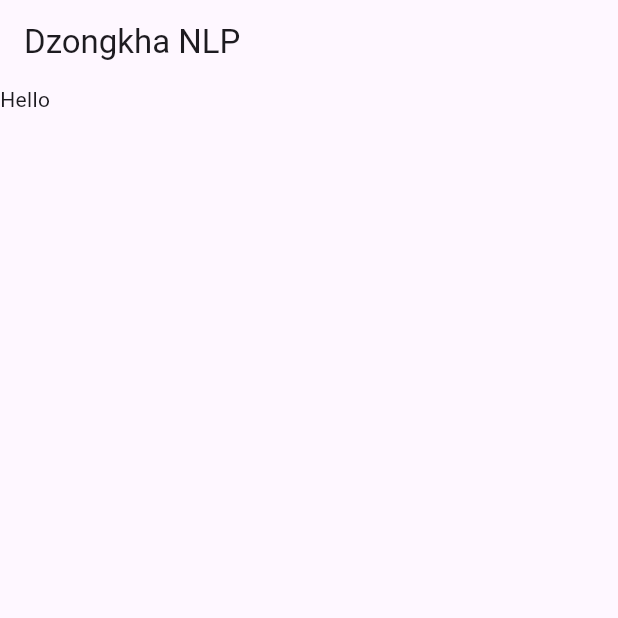
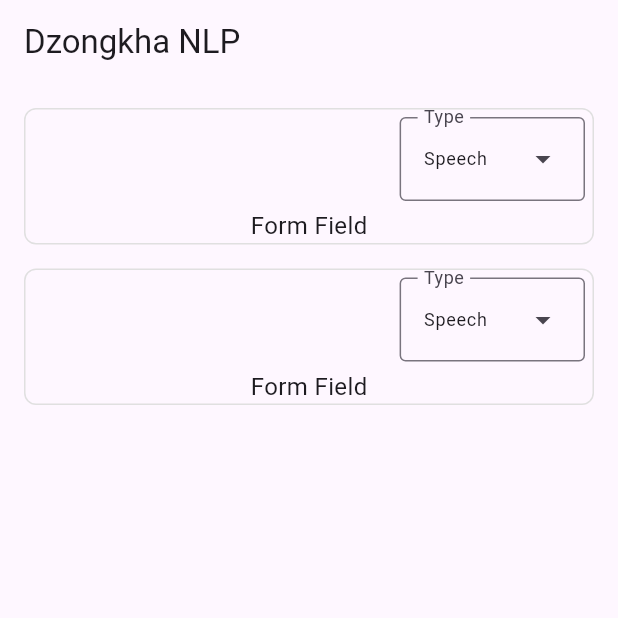
Before and after one commit to kinleyrabgay/translation_bt, a Flutter app: the screen it shows after launch, on a phone screen of 412 x 824 dp, the top half of it. Run offline on Flutter 3.47's test engine with Material 3 defaults, Android fonts, the phone set to English and light mode, and no system bars; our stand-ins replace bloc, dartz, equatable, flutter_bloc, get_it, lottie and 2 more.

Commit message:
nlp: home build

```diff
--- /dev/null
+++ b/lib/core/enum/enum.dart
@@ -0,0 +1,28 @@
+enum FeatureLabel {
+  speech,
+  text,
+}
+
+extension FeatureLabelExtension on FeatureLabel {
+  String get label {
+    switch (this) {
+      case FeatureLabel.speech:
+        return 'Speech';
+      case FeatureLabel.text:
+        return 'Text';
+      default:
+        return '';
+    }
+  }
+
+  String get icon {
+    switch (this) {
+      case FeatureLabel.speech:
+        return '🗣️';
+      case FeatureLabel.text:
+        return '📝';
+      default:
+        return '';
+    }
+  }
+}
--- a/lib/main.dart
+++ b/lib/main.dart
@@ -18,7 +18,7 @@ class MyApp extends StatelessWidget {
       debugShowCheckedModeBanner: true,
       theme: ThemeData(
         visualDensity: VisualDensity.adaptivePlatformDensity,
-        colorScheme: ColorScheme.fromSeed(seedColor: Colors.deepPurple),
+        // colorScheme: ColorScheme.fromSeed(seedColor: Colors.deepPurple),
         useMaterial3: true,
       ),
       onGenerateRoute: generateRoute,
--- a/lib/src/home/presentation/view/home_view.dart
+++ b/lib/src/home/presentation/view/home_view.dart
@@ -1,4 +1,5 @@
 import 'package:flutter/material.dart';
+import 'package:translation_bt/src/home/presentation/widgets/generic_feature_builder.dart';
 import 'package:velocity_x/velocity_x.dart';
 
 class HomeView extends StatelessWidget {
@@ -10,7 +11,21 @@ class HomeView extends StatelessWidget {
   Widget build(BuildContext context) {
     return Scaffold(
       appBar: AppBar(title: 'Dzongkha NLP'.text.make()),
-      body: const Text('Hello'),
+      body: const Padding(
+        padding: EdgeInsets.all(16.0),
+        child: Column(
+          crossAxisAlignment: CrossAxisAlignment.start,
+          children: [
+            // F1
+            GenericFeatureBuilder(),
+
+            SizedBox(height: 16),
+
+            // F2
+            GenericFeatureBuilder(),
+          ],
+        ),
+      ),
     );
   }
 }
--- a/lib/src/home/presentation/widgets/generic_feature_builder.dart
+++ b/lib/src/home/presentation/widgets/generic_feature_builder.dart
@@ -1,10 +1,121 @@
 import 'package:flutter/material.dart';
+import 'package:translation_bt/core/enum/enum.dart';
 
-class GenericFeatureBuilder extends StatelessWidget {
-  const GenericFeatureBuilder({super.key});
+class GenericFeatureBuilder extends StatefulWidget {
+  const GenericFeatureBuilder({Key? key}) : super(key: key);
+
+  @override
+  State<GenericFeatureBuilder> createState() => _GenericFeatureBuilderState();
+}
+
+class _GenericFeatureBuilderState extends State<GenericFeatureBuilder>
+    with SingleTickerProviderStateMixin {
+  late AnimationController _controller;
+  late Animation<Offset> _offsetAnimation;
+  late Animation<double> _opacityAnimation;
+
+  final TextEditingController featureController = TextEditingController();
+
+  FeatureLabel? selectedFeature;
+
+  @override
+  void initState() {
+    super.initState();
+    _controller = AnimationController(
+      duration: const Duration(milliseconds: 1000),
+      vsync: this,
+    );
+
+    _offsetAnimation = Tween<Offset>(
+      begin: const Offset(0.0, 0.2),
+      end: Offset.zero,
+    ).animate(CurvedAnimation(
+      parent: _controller,
+      curve: Curves.easeInOut,
+    ));
+
+    _opacityAnimation = Tween<double>(
+      begin: 0.0,
+      end: 1.0,
+    ).animate(CurvedAnimation(
+      parent: _controller,
+      curve: Curves.easeInOut,
+    ));
+
+    _controller.forward();
+  }
+
+  @override
+  void dispose() {
+    _controller.dispose();
+    super.dispose();
+  }
 
   @override
   Widget build(BuildContext context) {
-    return const Placeholder();
+    return FadeTransition(
+      opacity: _opacityAnimation,
+      child: SlideTransition(
+        position: _offsetAnimation,
+        child: Container(
+          width: MediaQuery.of(context).size.width,
+          decoration: BoxDecoration(
+            borderRadius: BorderRadius.circular(8.0),
+            border: Border.all(
+              color: Colors.grey[300]!,
+            ),
+          ),
+          child: Column(
+            children: [
+              Padding(
+                padding: const EdgeInsets.all(5.0),
+                child: Row(
+                  mainAxisAlignment: MainAxisAlignment.end,
+                  children: [
+                    DropdownMenu<FeatureLabel>(
+                      initialSelection: FeatureLabel.speech,
+                      controller: featureController,
+                      requestFocusOnTap: true,
+                      label: const Text('Type'),
+                      width: MediaQuery.of(context).size.width * 0.3,
+
+                      onSelected: (FeatureLabel? type) {
+                        setState(() {
+                          selectedFeature = type;
+                        });
+                      },
+                      textStyle: TextStyle(fontSize: 12),
+                      // menuStyle: MenuStyle(
+                      //   backgroundColor:
+                      //       MaterialStatePropertyAll<Color>(Colors.green),
+                      //       fixedSize: MaterialStateProperty<Size>(Size.o)
+                      // ),
+                      dropdownMenuEntries: FeatureLabel.values
+                          .map<DropdownMenuEntry<FeatureLabel>>(
+                              (FeatureLabel type) {
+                        return DropdownMenuEntry<FeatureLabel>(
+                          value: type,
+                          label: type.label,
+                          enabled: type.label != 'Grey',
+                          // style: MenuItemButton.styleFrom(
+                          //   foregroundColor: color.color,
+                          // ),
+                        );
+                      }).toList(),
+                    ),
+                  ],
+                ),
+              ),
+              const Text(
+                'Form Field',
+                style: TextStyle(
+                  fontSize: 16.0,
+                ),
+              ),
+            ],
+          ),
+        ),
+      ),
+    );
   }
 }
```
